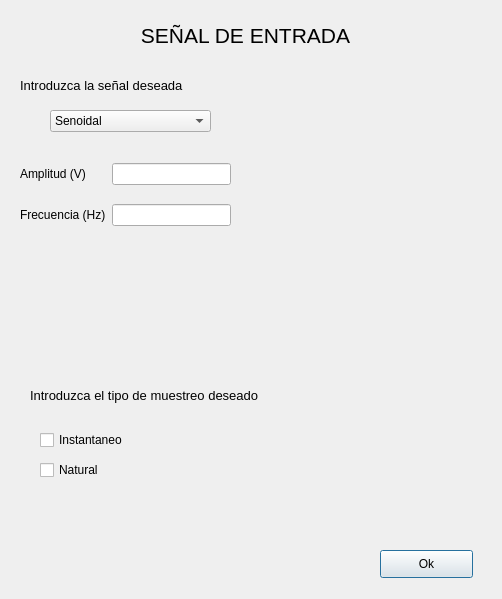
Above: designer/entrada.ui from matifrancois/TP1_ASSD_Programacion before the change. Below: the same form after it.
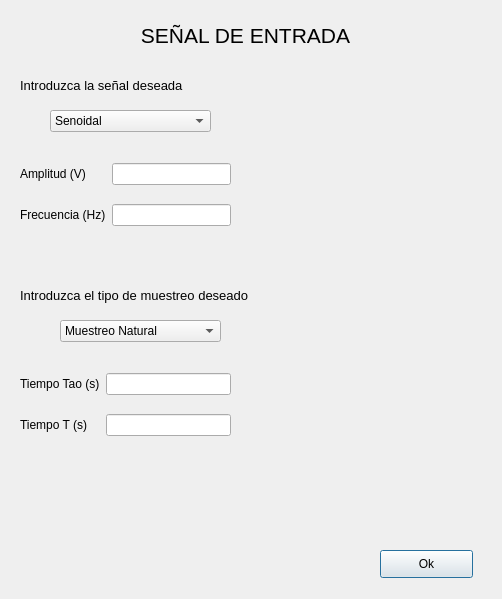
That is the form after the change.

Commit message: agregue ventana y algunas funciones de bloqueo

```diff
--- a/designer/entrada.ui
+++ b/designer/entrada.ui
@@ -58,8 +58,8 @@
   <widget class="QLabel" name="subtitulo_2">
    <property name="geometry">
     <rect>
-     <x>30</x>
-     <y>380</y>
+     <x>20</x>
+     <y>280</y>
      <width>451</width>
      <height>31</height>
     </rect>
@@ -76,32 +76,6 @@
     <set>Qt::AlignLeading|Qt::AlignLeft|Qt::AlignVCenter</set>
    </property>
   </widget>
-  <widget class="QCheckBox" name="checkBox_instantaneo">
-   <property name="geometry">
-    <rect>
-     <x>40</x>
-     <y>430</y>
-     <width>101</width>
-     <height>20</height>
-    </rect>
-   </property>
-   <property name="text">
-    <string>Instantaneo</string>
-   </property>
-  </widget>
-  <widget class="QCheckBox" name="checkBox_natural">
-   <property name="geometry">
-    <rect>
-     <x>40</x>
-     <y>460</y>
-     <width>81</width>
-     <height>20</height>
-    </rect>
-   </property>
-   <property name="text">
-    <string>Natural</string>
-   </property>
-  </widget>
   <widget class="QComboBox" name="comboBox_senial">
    <property name="geometry">
     <rect>
@@ -140,6 +114,58 @@
     <string>Ok</string>
    </property>
   </widget>
+  <widget class="QWidget" name="layoutWidget">
+   <property name="geometry">
+    <rect>
+     <x>20</x>
+     <y>360</y>
+     <width>211</width>
+     <height>91</height>
+    </rect>
+   </property>
+   <layout class="QGridLayout" name="gridLayout_2">
+    <item row="0" column="0">
+     <widget class="QLabel" name="label_amplitud_2">
+      <property name="text">
+       <string>Tiempo Tao (s)</string>
+      </property>
+     </widget>
+    </item>
+    <item row="0" column="1">
+     <widget class="QLineEdit" name="lineEdit_tao"/>
+    </item>
+    <item row="1" column="0">
+     <widget class="QLabel" name="label_frecuencia_2">
+      <property name="text">
+       <string>Tiempo T (s)</string>
+      </property>
+     </widget>
+    </item>
+    <item row="1" column="1">
+     <widget class="QLineEdit" name="lineEdit_t"/>
+    </item>
+   </layout>
+  </widget>
+  <widget class="QComboBox" name="comboBox_tipo_muestreo">
+   <property name="geometry">
+    <rect>
+     <x>60</x>
+     <y>320</y>
+     <width>161</width>
+     <height>22</height>
+    </rect>
+   </property>
+   <item>
+    <property name="text">
+     <string>Muestreo Natural</string>
+    </property>
+   </item>
+   <item>
+    <property name="text">
+     <string>Muestreo Instantaneo</string>
+    </property>
+   </item>
+  </widget>
   <widget class="QWidget" name="">
    <property name="geometry">
     <rect>
```
The commit also changes 7 other files.
